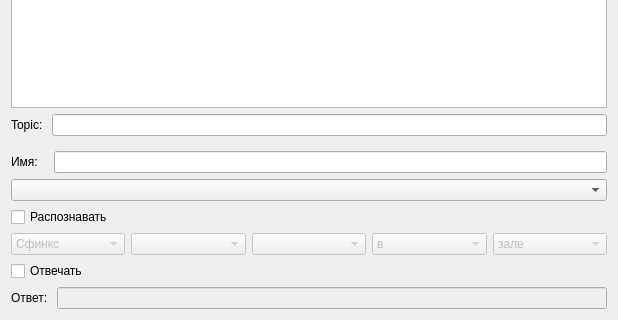
Before: the Qt Designer form adddevicedialog.ui in MrTrojan52/MERAGui, drawn with Qt 5; both pictures show x 0 to 618 and y 175 to 495 of the 618 by 495 pixel window.
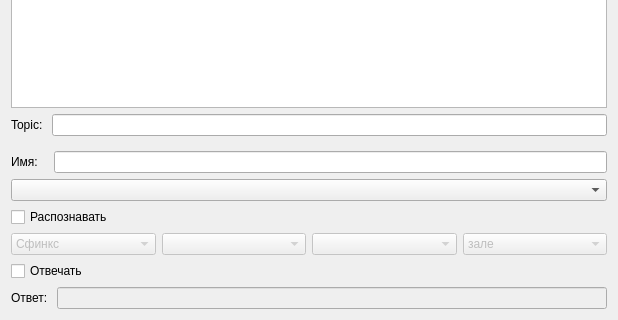
After: the same form once the commit is applied. Custom widgets are drawn as their Qt base class.

```diff
--- a/adddevicedialog.ui
+++ b/adddevicedialog.ui
@@ -137,23 +137,6 @@
        </property>
       </widget>
      </item>
-     <item>
-      <widget class="QComboBox" name="cmbPretext">
-       <property name="enabled">
-        <bool>false</bool>
-       </property>
-       <item>
-        <property name="text">
-         <string>в</string>
-        </property>
-       </item>
-       <item>
-        <property name="text">
-         <string>на</string>
-        </property>
-       </item>
-      </widget>
-     </item>
      <item>
       <widget class="QComboBox" name="cmbWhere">
        <property name="enabled">
```
